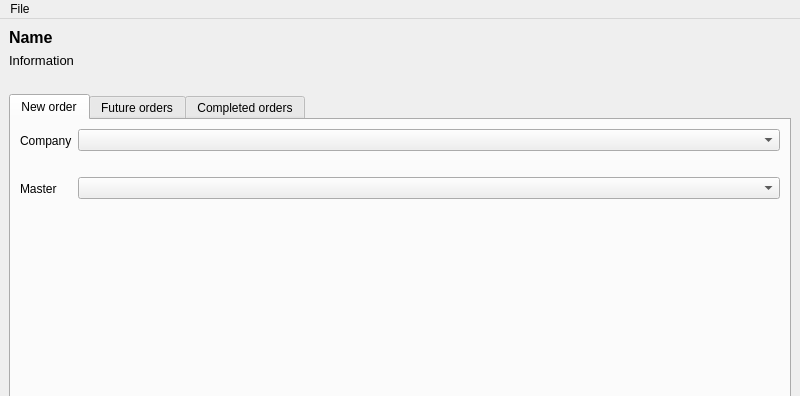
The window that Booking/choicewindow.ui (mainex/btimetable-booking) describes before a commit, drawn with Qt 5; both pictures show x 0 to 800 and y 0 to 396 of the 800 by 600 pixel window.
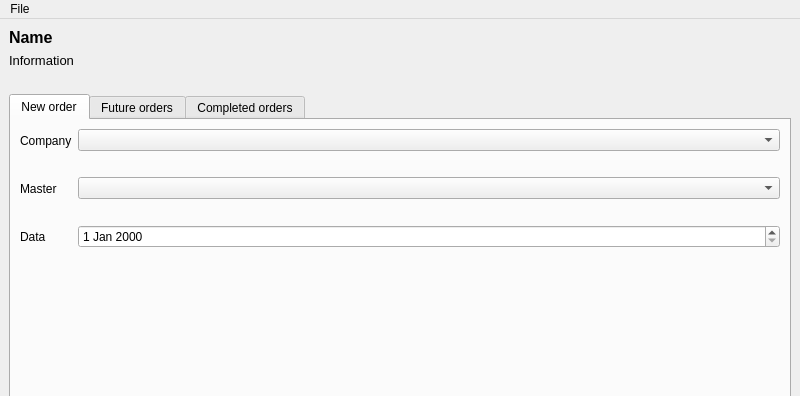
The same window after the commit.

```diff
--- a/Booking/choicewindow.ui
+++ b/Booking/choicewindow.ui
@@ -112,6 +112,16 @@
               </item>
              </layout>
             </item>
+            <item row="2" column="0">
+             <widget class="QLabel" name="dataLabel">
+              <property name="text">
+               <string>Data</string>
+              </property>
+             </widget>
+            </item>
+            <item row="2" column="1">
+             <widget class="QDateEdit" name="dateEdit"/>
+            </item>
            </layout>
           </item>
           <item>
```
Left out of the diff: 16 changed lines with no effect on the pictures.
